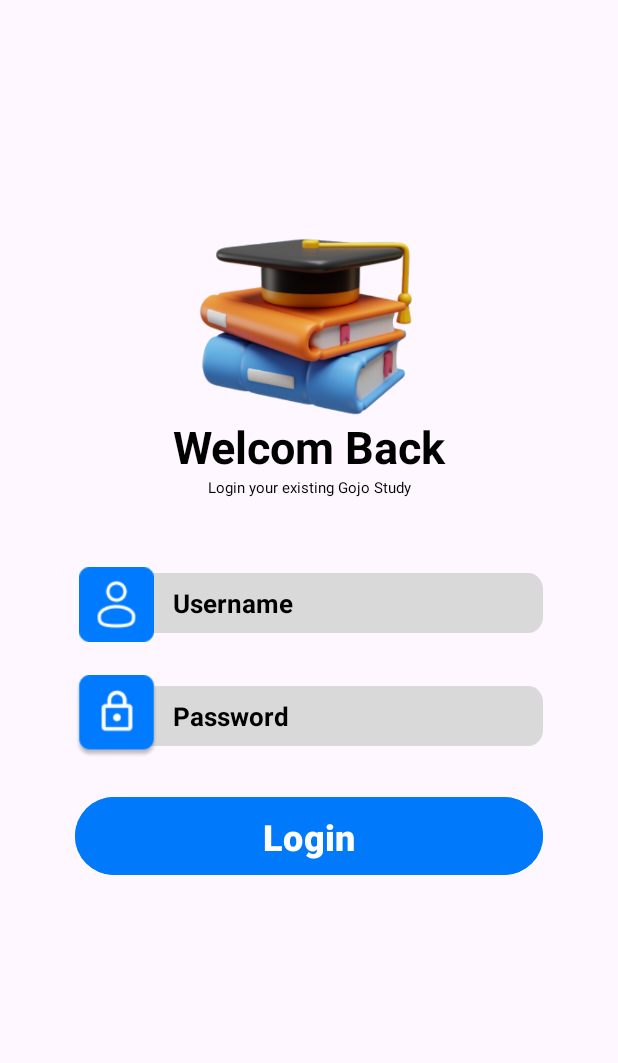
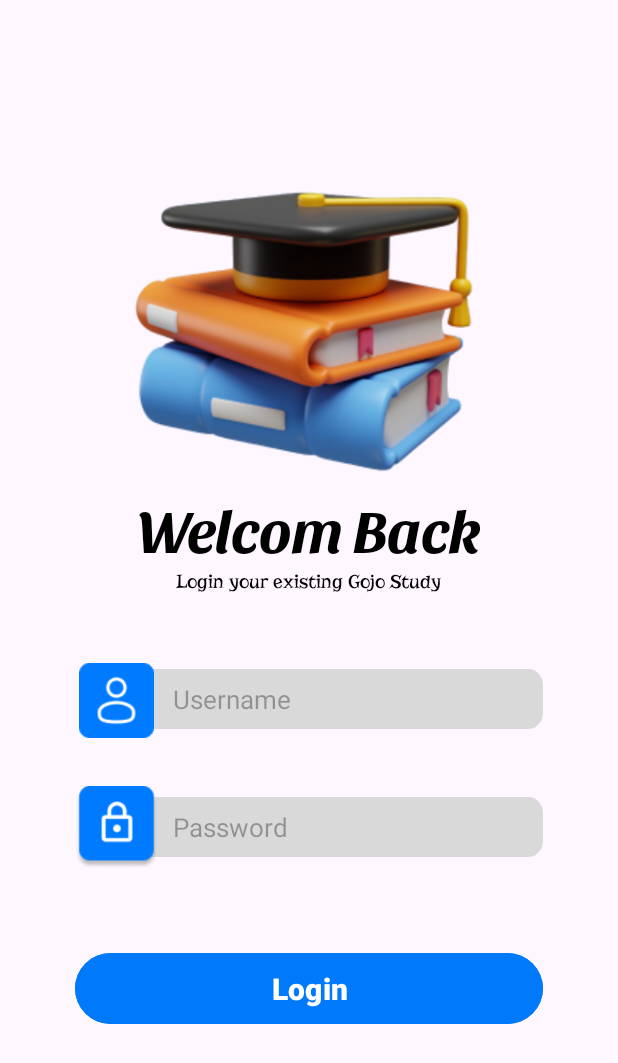
Before and after one commit to BemniT/Home-study, an Android app: the screen it shows after launch (LoginActivity), on a phone screen of 412 x 824 dp. Shown: the top 1063 px of the screen. Run offline under Robolectric (Android 15) with nearby library versions, the phone set to English and light mode, and no system bars; our stand-ins replace Firebase (no records; nobody signed in at launch, a user with empty details on screens opened directly); libraries missing offline, so code that uses them is left out: io.paperdb.

Commit message:
ui update

```diff
--- a/app/src/main/java/com/example/home_study/Adapter/PostAdapter.java
+++ b/app/src/main/java/com/example/home_study/Adapter/PostAdapter.java
@@ -104,7 +104,7 @@
         });
         Picasso.get().load(post.getImageUrl()).placeholder(R.drawable.profile).into(holder.postImage);
         Picasso.get().load(post.getAuthorProfile()).placeholder(R.drawable.profile).into(holder.authorProfile);
-        holder.likeCount.setText(post.getLikes()+"");
+        holder.likeCount.setText("Likes:" + post.getLikes() + " ");
     }
 
     @Override
--- a/app/src/main/res/layout/activity_login.xml
+++ b/app/src/main/res/layout/activity_login.xml
@@ -8,8 +8,8 @@
 
     <ImageView
         android:id="@+id/app_logo"
-        android:layout_width="170dp"
-        android:layout_height="170dp"
+        android:layout_width="270dp"
+        android:layout_height="270dp"
         android:src="@drawable/logo"
         app:layout_constraintTop_toTopOf="parent"
         app:layout_constraintBottom_toBottomOf="parent"
@@ -29,9 +29,11 @@
             android:text="@string/letStart"
             android:textColor="@color/black"
             android:layout_below="@+id/app_logo"
-            android:textSize="30sp"
+            android:textSize="40sp"
             android:layout_marginTop="-20dp"
-            android:textStyle="bold"
+            android:fontFamily="@font/sansita_bold_italic"
+
+
             />
 
         <TextView
@@ -44,7 +46,8 @@
             android:text="@string/secondLetStart"
             android:textColor="@color/black"
             android:layout_below="@+id/letsStart"
-            android:textSize="10sp"
+            android:fontFamily="@font/risque_regular"
+            android:textSize="13sp"
             android:layout_centerHorizontal="true"
             />
 
@@ -66,10 +69,9 @@
             app:layout_constraintTop_toBottomOf="@id/describe"
             app:layout_constraintEnd_toEndOf="parent"
             app:layout_constraintStart_toStartOf="parent"
-            android:textColor="@color/black"
-            android:textColorHint="@color/black"
+
             android:textSize="17sp"
-            android:textStyle="bold"
+
             />
 
         <ImageView
@@ -95,19 +97,19 @@
             android:layout_below="@+id/login_phonenumber"
             android:layout_marginLeft="80dp"
             android:layout_marginRight="50dp"
-            android:layout_marginTop="35dp"
+            android:layout_marginTop="45dp"
             android:inputType="textPassword"
             android:paddingLeft="35dp"
             android:hint="@string/password"
-            android:textColor="@color/black"
-            android:textColorHint="@color/black"
+
             android:background="@drawable/bar"
+
             app:layout_constraintTop_toBottomOf="@id/login_phonenumber"
             app:layout_constraintLeft_toLeftOf="parent"
             app:layout_constraintRight_toRightOf="parent"
 
             android:textSize="17sp"
-            android:textStyle="bold"
+
 
             />
 
@@ -116,7 +118,7 @@
             android:layout_height="55dp"
             android:layout_centerHorizontal="true"
             android:layout_below="@id/login_phonenumber"
-            android:layout_marginTop="22dp"
+            android:layout_marginTop="32dp"
             android:layout_marginLeft="75dp"
             android:src="@drawable/password"
             app:layout_constraintRight_toLeftOf="@id/login_password"
@@ -129,9 +131,9 @@
     <Button
         android:id="@+id/login_btn"
         android:layout_width="match_parent"
-        android:layout_height="60dp"
+        android:layout_height="55dp"
         android:layout_marginStart="50dp"
-        android:layout_marginTop="30dp"
+        android:layout_marginTop="60dp"
         android:layout_marginEnd="50dp"
         android:layout_marginBottom="10dp"
         android:backgroundTint="@color/primary_secondary"
@@ -139,7 +141,7 @@
         android:text="@string/login"
         android:textStyle="bold"
         android:textColor="@color/white"
-        android:textSize="24sp"
+        android:textSize="20sp"
         app:layout_constraintTop_toBottomOf="@id/login_password"
         app:layout_constraintLeft_toLeftOf="parent"
         app:layout_constraintRight_toRightOf="parent"
--- a/app/src/main/res/values/colors.xml
+++ b/app/src/main/res/values/colors.xml
@@ -4,5 +4,6 @@
     <color name="primary_secondary">#007AFB</color>
     <color name="black">#FF000000</color>
     <color name="white">#FFFFFFFF</color>
+    <color name="pr_low">#9CA8E8</color>
 
 </resources>
```
Also changed, not shown: app/src/main/res/layout/activity_home.xml (+6 -2 lines), app/src/main/res/layout/post_card.xml (+31 -43 lines), app/src/main/res/drawable/comment2.png (added), app/src/main/res/drawable/like2.png (added), app/src/main/res/font/risque_regular.ttf (added), app/src/main/res/font/roboto_blackitalic.ttf (added), app/src/main/res/font/roboto_regular.ttf (added), app/src/main/res/font/sansita_bold_italic.ttf (added).
